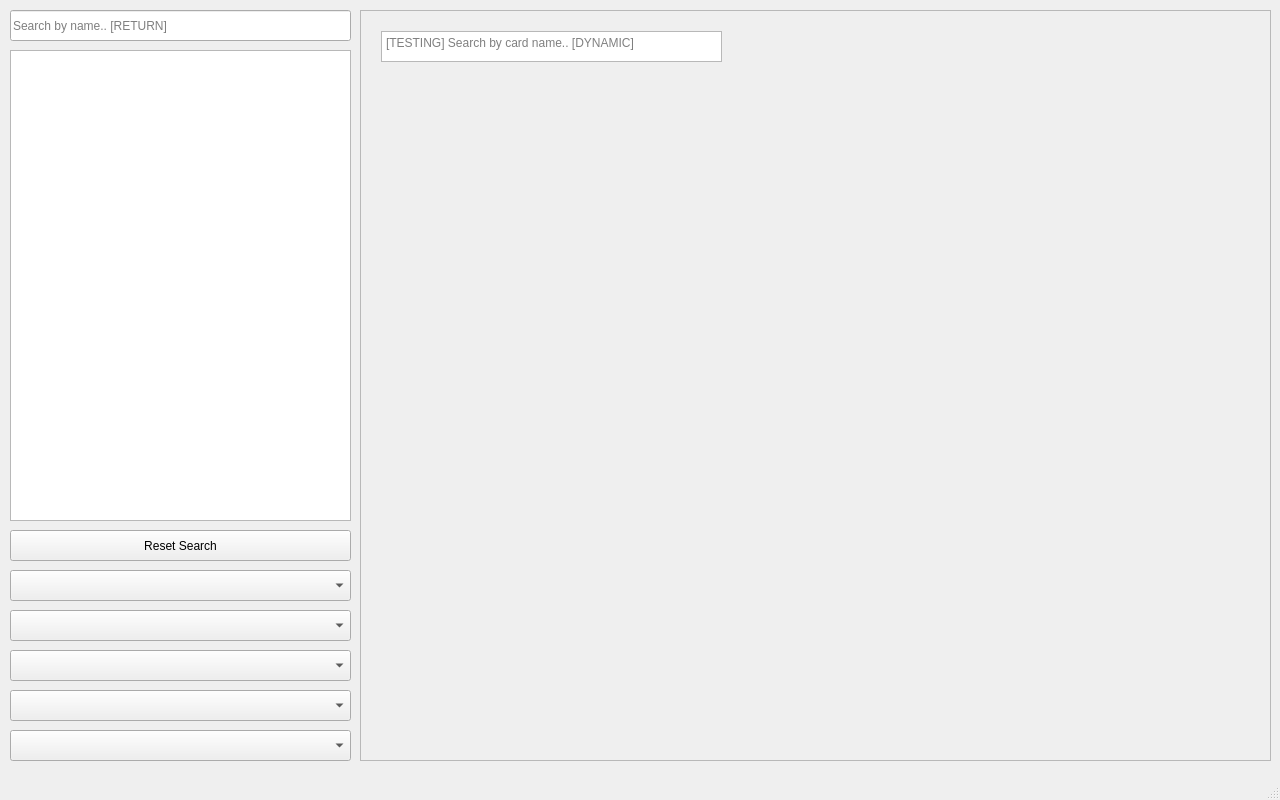
This is mainwindow.ui in O-01/netrunner_card_finder as Qt 5 draws it before an edit. The edited form follows.
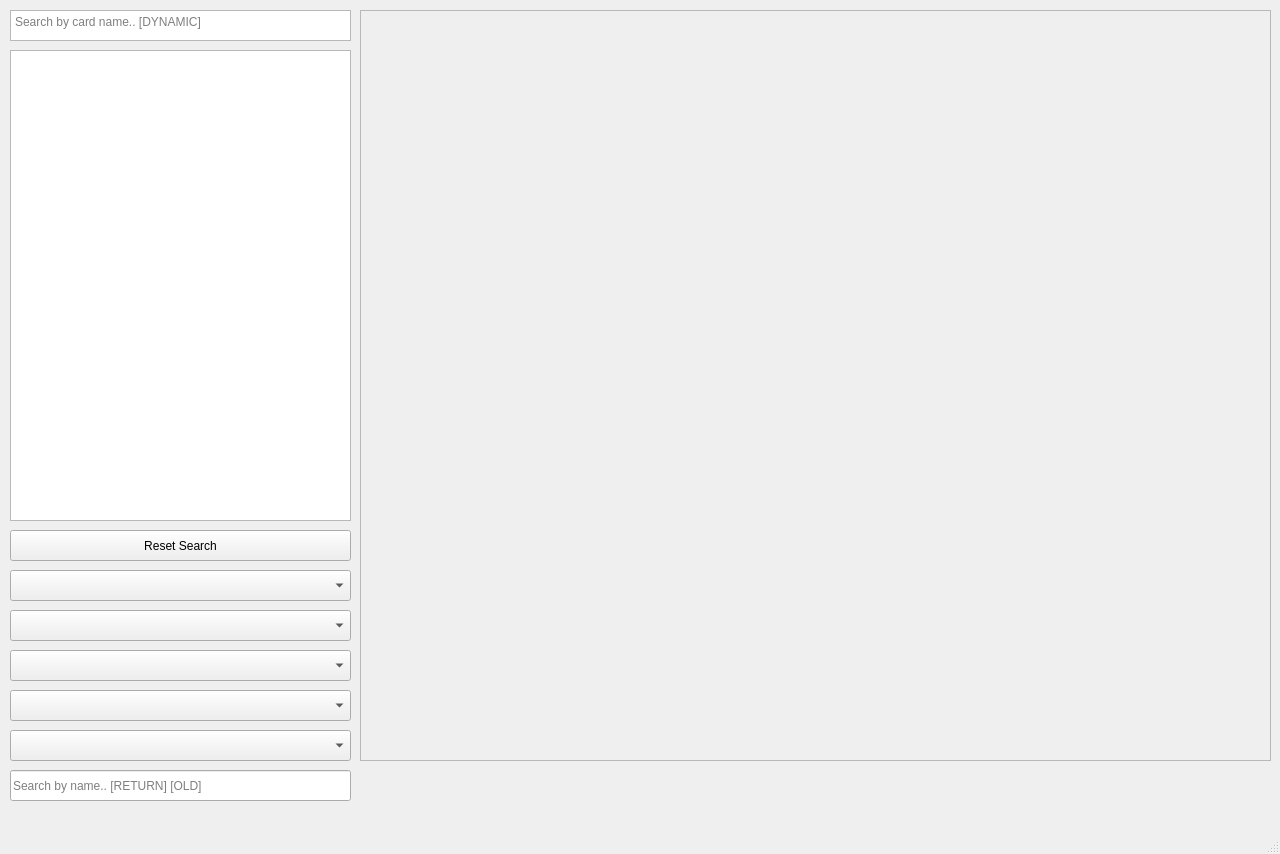
This is the edited form.

```diff
--- a/mainwindow.ui
+++ b/mainwindow.ui
@@ -7,7 +7,7 @@
     <x>0</x>
     <y>0</y>
     <width>1280</width>
-    <height>800</height>
+    <height>854</height>
    </rect>
   </property>
   <property name="minimumSize">
@@ -349,14 +349,44 @@
        <height>749</height>
       </rect>
      </property>
+     <widget class="QWidget" name="gridLayoutWidget">
+      <property name="geometry">
+       <rect>
+        <x>10</x>
+        <y>10</y>
+        <width>891</width>
+        <height>731</height>
+       </rect>
+      </property>
+      <layout class="QGridLayout" name="gridLayout">
+       <property name="sizeConstraint">
+        <enum>QLayout::SetDefaultConstraint</enum>
+       </property>
+      </layout>
+     </widget>
+    </widget>
+   </widget>
+   <widget class="QLineEdit" name="lineEdit">
+    <property name="geometry">
+     <rect>
+      <x>10</x>
+      <y>770</y>
+      <width>341</width>
+      <height>31</height>
+     </rect>
+    </property>
+    <property name="placeholderText">
+     <string>Search by name.. [RETURN] [OLD]</string>
+    </property>
+   </widget>
      <widget class="QTextEdit" name="searchField">
       <property name="enabled">
        <bool>true</bool>
       </property>
       <property name="geometry">
        <rect>
-        <x>20</x>
-        <y>20</y>
+      <x>10</x>
+      <y>10</y>
         <width>341</width>
         <height>31</height>
        </rect>
@@ -386,22 +416,7 @@
        <enum>QTextEdit::NoWrap</enum>
       </property>
       <property name="placeholderText">
-       <string>[TESTING] Search by card name.. [DYNAMIC]</string>
-      </property>
-     </widget>
-    </widget>
-   </widget>
-   <widget class="QLineEdit" name="lineEdit">
-    <property name="geometry">
-     <rect>
-      <x>10</x>
-      <y>10</y>
-      <width>341</width>
-      <height>31</height>
-     </rect>
-    </property>
-    <property name="placeholderText">
-     <string>Search by name.. [RETURN]</string>
+     <string>Search by card name.. [DYNAMIC]</string>
     </property>
    </widget>
   </widget>
```
Lines whose indentation alone changed are shown as unchanged.
